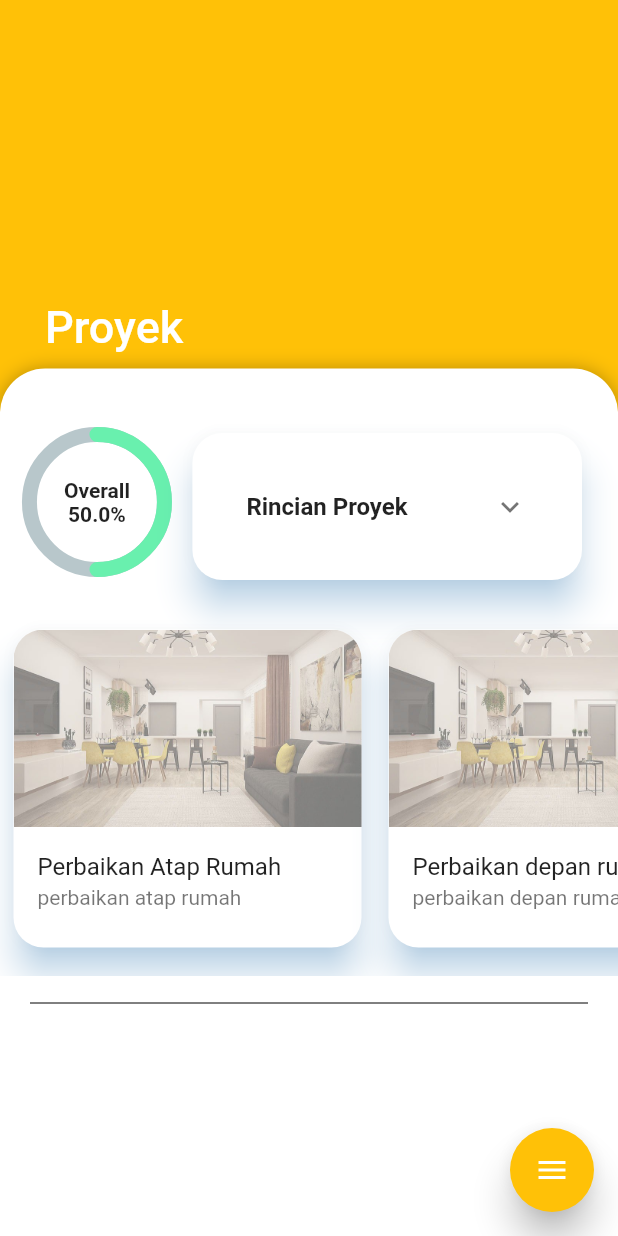
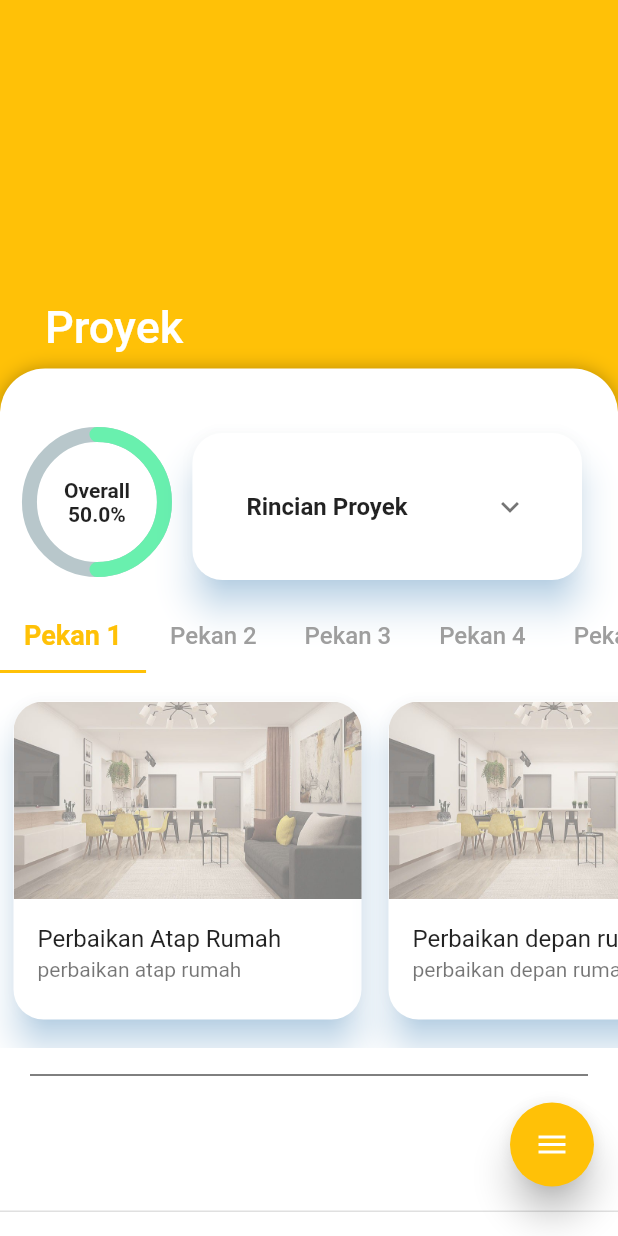
Before and after one commit to qisashasanudin/bangunin_id, a Flutter app: the ProjectDetails screen opened directly with empty values, on a phone screen of 412 x 824 dp. Run offline on Flutter 3.47's test engine with Material 2 defaults, Android fonts, the phone set to English and light mode, and no system bars; drawn by our look-alikes of flutter_speed_dial, percent_indicator; our stand-ins replace cloud_firestore, firebase_auth, firebase_core, firebase_storage, flutter_spinkit, fluttertoast and 3 more; accounts and stored records are empty; network calls fail.

Commit message:
added week tabs on project details

```diff
--- a/lib/screens/mainmenu/home/projects/existing_project/project_details.dart
+++ b/lib/screens/mainmenu/home/projects/existing_project/project_details.dart
@@ -64,8 +64,18 @@ class _ProjectDetailsState extends State<ProjectDetails> {
                     ],
                   ),
                 ),
-                //TODO: tambah opsi untuk mengganti pekan
-                WeeklyProgress(items: materialsTarget),
+                DefaultTabController(
+                  length: 5,
+                  child: ListView(
+                    shrinkWrap: true,
+                    padding: EdgeInsets.zero,
+                    physics: NeverScrollableScrollPhysics(),
+                    children: <Widget>[
+                      _weeksTab(),
+                      WeeklyProgress(items: materialsTarget),
+                    ],
+                  ),
+                ),
               ]),
             ),
             //sliver-sliver lain ditulis di sini
@@ -115,6 +125,24 @@ class _ProjectDetailsState extends State<ProjectDetails> {
     );
   }
 
+  TabBar _weeksTab() {
+    return TabBar(
+      isScrollable: true,
+      labelColor: AppColors().primary,
+      labelStyle: TextStyle(fontWeight: FontWeight.bold, fontSize: 18),
+      unselectedLabelColor: Colors.grey,
+      unselectedLabelStyle: TextStyle(fontSize: 16),
+      tabs: <Widget>[
+        Tab(child: Text("Pekan 1")),
+        Tab(child: Text("Pekan 2")),
+        Tab(child: Text("Pekan 3")),
+        Tab(child: Text("Pekan 4")),
+        Tab(child: Text("Pekan 5")),
+      ],
+      onTap: (value) {},
+    );
+  }
+
   SpeedDialChild addPictureButton(BuildContext context) {
     return SpeedDialChild(
       backgroundColor: Theme.of(context).primaryColor,
--- a/lib/screens/mainmenu/shop/tab_shop.dart
+++ b/lib/screens/mainmenu/shop/tab_shop.dart
@@ -19,7 +19,7 @@ class _ShopTabState extends State<ShopTab> {
     return SlideUpPanel(
       children: [
         DefaultTabController(
-          length: 3,
+          length: 6,
           child: Column(
             children: <Widget>[
               CustomAppBar(
@@ -42,6 +42,7 @@ class _ShopTabState extends State<ShopTab> {
 
 TabBar categories() {
   return TabBar(
+    isScrollable: true,
     labelColor: AppColors().primary,
     labelStyle: TextStyle(fontWeight: FontWeight.bold, fontSize: 18),
     unselectedLabelColor: Colors.grey,
@@ -50,6 +51,9 @@ TabBar categories() {
       Tab(child: Text("Kategori A")),
       Tab(child: Text("Kategori B")),
       Tab(child: Text("Kategori C")),
+      Tab(child: Text("Kategori D")),
+      Tab(child: Text("Kategori E")),
+      Tab(child: Text("Kategori F")),
     ],
   );
 }
@@ -62,6 +66,9 @@ Container itemList(BuildContext context) {
         CategoryA(),
         CategoryB(),
         CategoryC(),
+        CategoryA(),
+        CategoryB(),
+        CategoryC(),
       ],
     ),
   );
--- a/lib/shared/page_templates/sliver_page.dart
+++ b/lib/shared/page_templates/sliver_page.dart
@@ -10,12 +10,16 @@ class SliverPage extends StatefulWidget {
     this.title,
     this.backgroundImage,
     this.floatingButton,
-  }) : this.children = children ?? [];
+    List<Widget> persistentFooterButtons,
+  })  : this.children = children ?? [],
+        this.persistentFooterButtons = persistentFooterButtons ?? [],
+        super(key: key);
 
   final List<Widget> children;
   final Text title;
   final Image backgroundImage;
   final Widget floatingButton;
+  final List<Widget> persistentFooterButtons;
 
   @override
   _SliverPageState createState() => _SliverPageState();
@@ -44,6 +48,7 @@ class _SliverPageState extends State<SliverPage> {
         ],
       ),
       floatingActionButton: widget.floatingButton,
+      persistentFooterButtons: widget.persistentFooterButtons,
     );
   }
 
```
